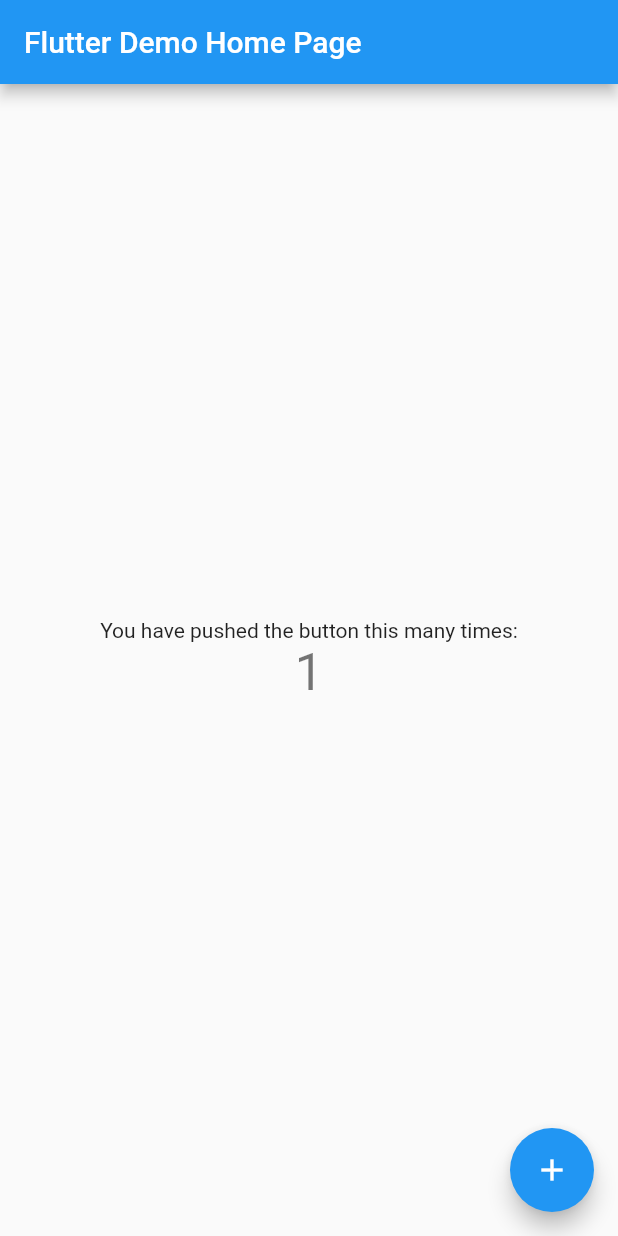
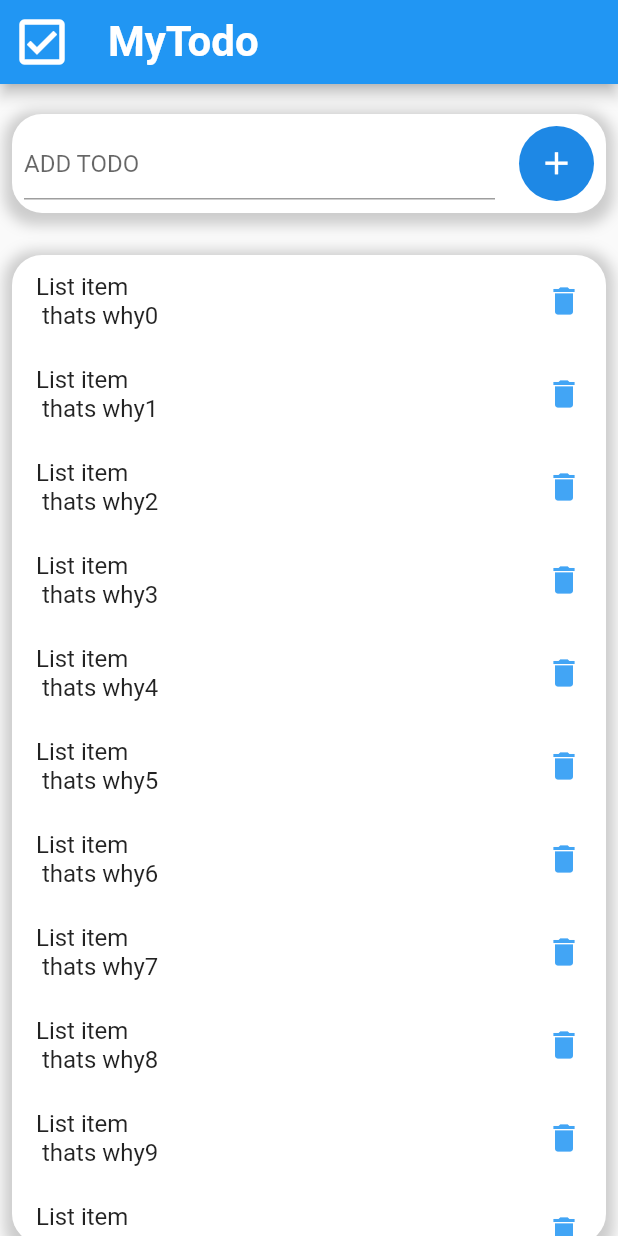
Before and after one commit to Muhammad-Bilal12/todoApp-in-Flutter, a Flutter app: the screen it shows after launch, after a tap on the "add" icon, on a phone screen of 412 x 824 dp. Run offline on Flutter 3.47's test engine with Material 2 defaults, Android fonts, the phone set to English and light mode, and no system bars.

Commit message:
Todo Ui design ready

```diff
--- a/lib/main.dart
+++ b/lib/main.dart
@@ -1,115 +1,18 @@
+import 'package:flutter/cupertino.dart';
 import 'package:flutter/material.dart';
+import 'package:todo_app/screen/splash.dart';
 
-void main() {
+void main(List<String> args) {
   runApp(const MyApp());
 }
 
 class MyApp extends StatelessWidget {
   const MyApp({Key? key}) : super(key: key);
 
-  // This widget is the root of your application.
   @override
   Widget build(BuildContext context) {
-    return MaterialApp(
-      title: 'Flutter Demo',
-      theme: ThemeData(
-        // This is the theme of your application.
-        //
-        // Try running your application with "flutter run". You'll see the
-        // application has a blue toolbar. Then, without quitting the app, try
-        // changing the primarySwatch below to Colors.green and then invoke
-        // "hot reload" (press "r" in the console where you ran "flutter run",
-        // or simply save your changes to "hot reload" in a Flutter IDE).
-        // Notice that the counter didn't reset back to zero; the application
-        // is not restarted.
-        primarySwatch: Colors.blue,
-      ),
-      home: const MyHomePage(title: 'Flutter Demo Home Page'),
+    return const MaterialApp(
+      home: MySplash(),
     );
   }
 }
-
-class MyHomePage extends StatefulWidget {
-  const MyHomePage({Key? key, required this.title}) : super(key: key);
-
-  // This widget is the home page of your application. It is stateful, meaning
-  // that it has a State object (defined below) that contains fields that affect
-  // how it looks.
-
-  // This class is the configuration for the state. It holds the values (in this
-  // case the title) provided by the parent (in this case the App widget) and
-  // used by the build method of the State. Fields in a Widget subclass are
-  // always marked "final".
-
-  final String title;
-
-  @override
-  State<MyHomePage> createState() => _MyHomePageState();
-}
-
-class _MyHomePageState extends State<MyHomePage> {
-  int _counter = 0;
-
-  void _incrementCounter() {
-    setState(() {
-      // This call to setState tells the Flutter framework that something has
-      // changed in this State, which causes it to rerun the build method below
-      // so that the display can reflect the updated values. If we changed
-      // _counter without calling setState(), then the build method would not be
-      // called again, and so nothing would appear to happen.
-      _counter++;
-    });
-  }
-
-  @override
-  Widget build(BuildContext context) {
-    // This method is rerun every time setState is called, for instance as done
-    // by the _incrementCounter method above.
-    //
-    // The Flutter framework has been optimized to make rerunning build methods
-    // fast, so that you can just rebuild anything that needs updating rather
-    // than having to individually change instances of widgets.
-    return Scaffold(
-      appBar: AppBar(
-        // Here we take the value from the MyHomePage object that was created by
-        // the App.build method, and use it to set our appbar title.
-        title: Text(widget.title),
-      ),
-      body: Center(
-        // Center is a layout widget. It takes a single child and positions it
-        // in the middle of the parent.
-        child: Column(
-          // Column is also a layout widget. It takes a list of children and
-          // arranges them vertically. By default, it sizes itself to fit its
-          // children horizontally, and tries to be as tall as its parent.
-          //
-          // Invoke "debug painting" (press "p" in the console, choose the
-          // "Toggle Debug Paint" action from the Flutter Inspector in Android
-          // Studio, or the "Toggle Debug Paint" command in Visual Studio Code)
-          // to see the wireframe for each widget.
-          //
-          // Column has various properties to control how it sizes itself and
-          // how it positions its children. Here we use mainAxisAlignment to
-          // center the children vertically; the main axis here is the vertical
-          // axis because Columns are vertical (the cross axis would be
-          // horizontal).
-          mainAxisAlignment: MainAxisAlignment.center,
-          children: <Widget>[
-            const Text(
-              'You have pushed the button this many times:',
-            ),
-            Text(
-              '$_counter',
-              style: Theme.of(context).textTheme.headline4,
-            ),
-          ],
-        ),
-      ),
-      floatingActionButton: FloatingActionButton(
-        onPressed: _incrementCounter,
-        tooltip: 'Increment',
-        child: const Icon(Icons.add),
-      ), // This trailing comma makes auto-formatting nicer for build methods.
-    );
-  }
-}
--- /dev/null
+++ b/lib/screen/home.dart
@@ -0,0 +1,129 @@
+import 'package:flutter/material.dart';
+import 'package:flutter/src/foundation/key.dart';
+import 'package:flutter/src/widgets/framework.dart';
+
+class Home extends StatelessWidget {
+  const Home({Key? key}) : super(key: key);
+
+  @override
+  Widget build(BuildContext context) {
+    return Scaffold(
+      appBar: AppBar(
+        leading: const Icon(
+          Icons.check_box_outlined,
+          size: 40,
+          color: Colors.white,
+        ),
+        title: const Text(
+          "MyTodo",
+          style: TextStyle(
+            fontSize: 28,
+            fontWeight: FontWeight.bold,
+            color: Colors.white,
+          ),
+        ),
+      ),
+      body: Column(
+        children: [
+          Container(
+            margin: const EdgeInsets.symmetric(vertical: 20.0, horizontal: 8),
+            width: MediaQuery.of(context).size.width * 1,
+            height: MediaQuery.of(context).size.height * 0.08,
+            decoration: BoxDecoration(
+              color: Colors.white,
+              boxShadow: [
+                BoxShadow(
+                  color: Colors.grey.withOpacity(0.5),
+                  spreadRadius: 5,
+                  blurRadius: 7,
+                  offset: Offset(0, 3), // changes position of shadow
+                ),
+              ],
+              borderRadius: BorderRadius.circular(20),
+            ),
+            child: Row(
+              children: [
+                const Expanded(
+                  child: Padding(
+                    padding: EdgeInsets.all(8.0),
+                    child: TextField(
+                      decoration: InputDecoration(
+                        hintText: "ADD TODO",
+                      ),
+                    ),
+                  ),
+                ),
+                Padding(
+                  padding: const EdgeInsets.all(8.0),
+                  child: Container(
+                    width: 50,
+                    height: 50,
+                    decoration: BoxDecoration(
+                      borderRadius: BorderRadius.circular(100),
+                      color: Colors.blue.shade600,
+                    ),
+                    child: Center(
+                      child: IconButton(
+                        onPressed: () {},
+                        icon: const Icon(
+                          Icons.add,
+                          size: 25,
+                          color: Colors.white,
+                        ),
+                      ),
+                    ),
+                  ),
+                ),
+              ],
+            ),
+          ),
+          Container(
+            margin: const EdgeInsets.all(8.0),
+            height: MediaQuery.of(context).size.height * 0.8,
+            width: MediaQuery.of(context).size.width,
+            decoration: BoxDecoration(
+              color: Colors.white,
+              boxShadow: [
+                BoxShadow(
+                  color: Colors.grey.withOpacity(0.5),
+                  spreadRadius: 5,
+                  blurRadius: 7,
+                  offset: const Offset(0, 3), // changes position of shadow
+                ),
+              ],
+              borderRadius: BorderRadius.circular(20),
+            ),
+            child: const AddTodo(),
+          ),
+        ],
+      ),
+    );
+  }
+}
+
+class AddTodo extends StatefulWidget {
+  const AddTodo({Key? key}) : super(key: key);
+
+  @override
+  State<AddTodo> createState() => _AddTodoState();
+}
+
+class _AddTodoState extends State<AddTodo> {
+  @override
+  Widget build(BuildContext context) {
+    return ListView.builder(
+        itemCount: 40,
+        itemBuilder: (BuildContext context, int index) {
+          return ListTile(
+            trailing: Icon(
+              Icons.delete,
+              color: Colors.blue[400],
+            ),
+            title: Container(
+              margin: const EdgeInsets.symmetric(vertical: 8),
+              child: Text("List item \n thats why$index"),
+            ),
+          );
+        });
+  }
+}
--- /dev/null
+++ b/lib/screen/splash.dart
@@ -0,0 +1,60 @@
+import 'dart:async';
+
+import 'package:flutter/material.dart';
+import 'package:flutter/src/foundation/key.dart';
+import 'package:flutter/src/widgets/framework.dart';
+
+import 'home.dart';
+
+class MySplash extends StatefulWidget {
+  const MySplash({Key? key}) : super(key: key);
+
+  @override
+  State<MySplash> createState() => _MySplashState();
+}
+
+class _MySplashState extends State<MySplash> {
+  @override
+  void initState() {
+    super.initState();
+    Timer(
+      Duration(seconds: 3),
+      () => Navigator.pushReplacement(
+        context,
+        MaterialPageRoute(
+          builder: (context) => const Home(),
+        ),
+      ),
+    );
+  }
+
+  @override
+  Widget build(BuildContext context) {
+    return Scaffold(
+      body: Container(
+        height: MediaQuery.of(context).size.height,
+        width: MediaQuery.of(context).size.width,
+        color: Colors.blue[600],
+        child: Column(
+          mainAxisAlignment: MainAxisAlignment.center,
+          crossAxisAlignment: CrossAxisAlignment.center,
+          children: [
+            Icon(
+              Icons.check_box_outlined,
+              size: MediaQuery.of(context).size.width * 0.5,
+              color: Colors.white,
+            ),
+            Text(
+              "Todo App",
+              style: TextStyle(
+                fontSize: MediaQuery.of(context).size.width * 0.1,
+                fontWeight: FontWeight.bold,
+                color: Colors.white,
+              ),
+            ),
+          ],
+        ),
+      ),
+    );
+  }
+}
```
